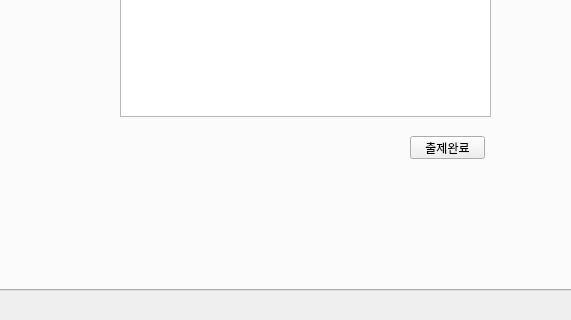
First picture: the form in teacher.ui, repository dustn011/EducationApplication, before the edit; both pictures show x 122 to 693 and y 280 to 600 of the 800 by 600 pixel window.
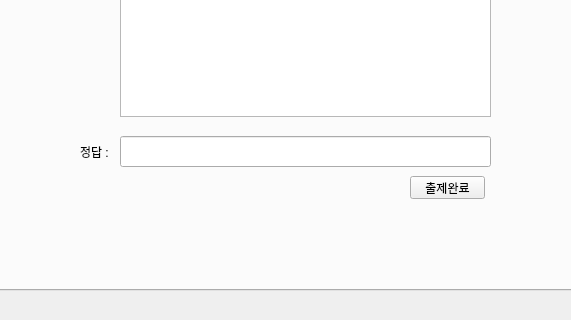
Second picture: the form after the edit.

```diff
--- a/teacher.ui
+++ b/teacher.ui
@@ -193,7 +193,7 @@
         <property name="geometry">
          <rect>
           <x>530</x>
-          <y>390</y>
+          <y>430</y>
           <width>75</width>
           <height>23</height>
          </rect>
@@ -202,6 +202,29 @@
          <string>출제완료</string>
         </property>
        </widget>
+       <widget class="QLineEdit" name="update_answer">
+        <property name="geometry">
+         <rect>
+          <x>240</x>
+          <y>390</y>
+          <width>371</width>
+          <height>31</height>
+         </rect>
+        </property>
+       </widget>
+       <widget class="QLabel" name="label_11">
+        <property name="geometry">
+         <rect>
+          <x>200</x>
+          <y>400</y>
+          <width>56</width>
+          <height>12</height>
+         </rect>
+        </property>
+        <property name="text">
+         <string>정답 :</string>
+        </property>
+       </widget>
       </widget>
       <widget class="QWidget" name="tab_3">
        <attribute name="title">
```
